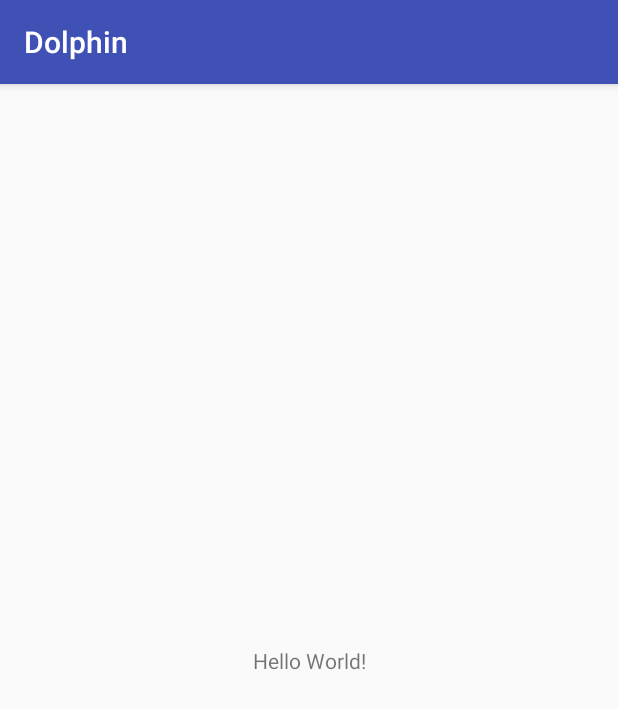
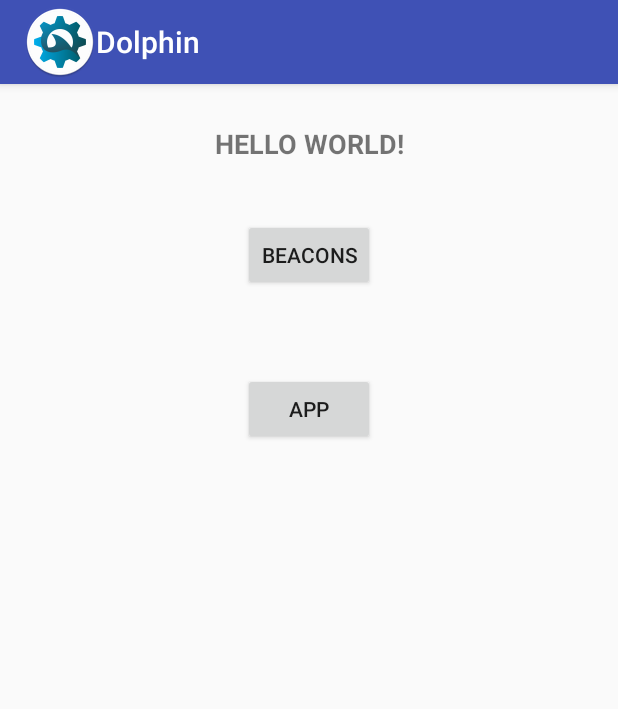
Before and after one commit to sharker92/Dolphin, an Android app: the screen it shows after launch (MainActivity), on a phone screen of 412 x 824 dp. Shown: the top 709 px of the screen. Run offline under Robolectric (Android 15) with nearby library versions, the phone set to English and light mode, and no system bars; libraries missing offline, so code that uses them is left out: com.kontakt.sdk.

Commit message:
Icono y segundo Activity
Se le agrego el icono de sharks en la aplicación y en el action bar, un segundo activity asi como el boton para cambiar entre activities y el boton de retorno al Main.
Se le agrego otro boton y un text view para usos futuros.

```diff
--- a/app/build.gradle
+++ b/app/build.gradle
@@ -26,6 +26,6 @@ dependencies {
     })
     compile 'com.android.support:appcompat-v7:25.3.1'
     compile 'com.android.support.constraint:constraint-layout:1.0.2'
+    compile 'com.kontaktio:sdk:3.3.1'
     testCompile 'junit:junit:4.12'
-    compile 'com.kontaktio:sdk:3.3.1'
 }
--- a/app/src/main/java/com/sharkstech/dolphin/MainActivity.java
+++ b/app/src/main/java/com/sharkstech/dolphin/MainActivity.java
@@ -1,13 +1,40 @@
 package com.sharkstech.dolphin;
 
+import android.content.Intent;
 import android.support.v7.app.AppCompatActivity;
 import android.os.Bundle;
+import android.view.View;
+import android.widget.Button;
+
+import com.kontakt.sdk.android.ble.manager.ProximityManager;
+
+import com.kontakt.sdk.android.common.KontaktSDK;
+
 
 public class MainActivity extends AppCompatActivity {
+
+    private ProximityManager proximityManager;
+    private Button btn;
+    private String GREETER = "Que rollo pollo";
 
     @Override
     protected void onCreate(Bundle savedInstanceState) {
         super.onCreate(savedInstanceState);
         setContentView(R.layout.activity_main);
+        //Mostrar Icono de la aplicación
+        getSupportActionBar().setDisplayShowHomeEnabled(true);
+        getSupportActionBar().setIcon(R.mipmap.ic_sharksicon);
+        //Boton Beacons Activity
+        btn = (Button) findViewById(R.id.buttonBeacons);
+
+        btn.setOnClickListener(new View.OnClickListener() {
+           @Override
+            public void onClick(View view){
+               //Acceder al beacon activity y enviarle un string
+               Intent intent = new Intent(MainActivity.this, Beacons.class);
+               startActivity(intent);
+           }
+        });
+
     }
 }
--- a/app/src/main/res/layout/activity_main.xml
+++ b/app/src/main/res/layout/activity_main.xml
@@ -8,12 +8,46 @@
     tools:context="com.sharkstech.dolphin.MainActivity">
 
     <TextView
+        android:id="@+id/textViewPrincipal"
         android:layout_width="wrap_content"
-        android:layout_height="wrap_content"
+        android:layout_height="34dp"
+        android:layout_marginTop="27dp"
         android:text="Hello World!"
-        app:layout_constraintBottom_toBottomOf="parent"
+        android:textAlignment="center"
+        android:textAllCaps="true"
+        android:textSize="18sp"
+        android:textStyle="bold"
         app:layout_constraintLeft_toLeftOf="parent"
         app:layout_constraintRight_toRightOf="parent"
         app:layout_constraintTop_toTopOf="parent" />
 
+    <Button
+        android:id="@+id/buttonBeacons"
+        android:layout_width="wrap_content"
+        android:layout_height="wrap_content"
+        android:text="Beacons"
+        android:textAlignment="center"
+        android:layout_marginRight="8dp"
+        app:layout_constraintRight_toRightOf="parent"
+        android:layout_marginLeft="8dp"
+        app:layout_constraintLeft_toLeftOf="parent"
+        app:layout_constraintTop_toTopOf="parent"
+        android:layout_marginTop="90dp" />
+
+    <Button
+        android:id="@+id/buttonApp"
+        android:layout_width="wrap_content"
+        android:layout_height="wrap_content"
+        android:text="App"
+        android:layout_marginLeft="8dp"
+        app:layout_constraintLeft_toLeftOf="@+id/buttonBeacons"
+        android:layout_marginRight="0dp"
+        app:layout_constraintRight_toRightOf="@+id/buttonBeacons"
+        app:layout_constraintHorizontal_bias="1.0"
+        android:layout_marginTop="8dp"
+        app:layout_constraintTop_toBottomOf="@+id/buttonBeacons"
+        app:layout_constraintBottom_toBottomOf="parent"
+        android:layout_marginBottom="8dp"
+        app:layout_constraintVertical_bias="0.083" />
+
 </android.support.constraint.ConstraintLayout>
```
Also changed, not shown: app/src/main/AndroidManifest.xml (+20 -12 lines), app/src/main/java/com/sharkstech/dolphin/Beacons.java (added, +85 -0 lines), app/src/main/res/layout/activity_beacons.xml (added, +9 -0 lines), app/src/main/ic_sharksIcon-web.png (added), app/src/main/res/mipmap-hdpi/ic_sharksicon.png (added), app/src/main/res/mipmap-mdpi/ic_sharksicon.png (added), app/src/main/res/mipmap-xhdpi/ic_sharksicon.png (added), app/src/main/res/mipmap-xxhdpi/ic_sharksicon.png (added), app/src/main/res/mipmap-xxxhdpi/ic_sharksicon.png (added).
